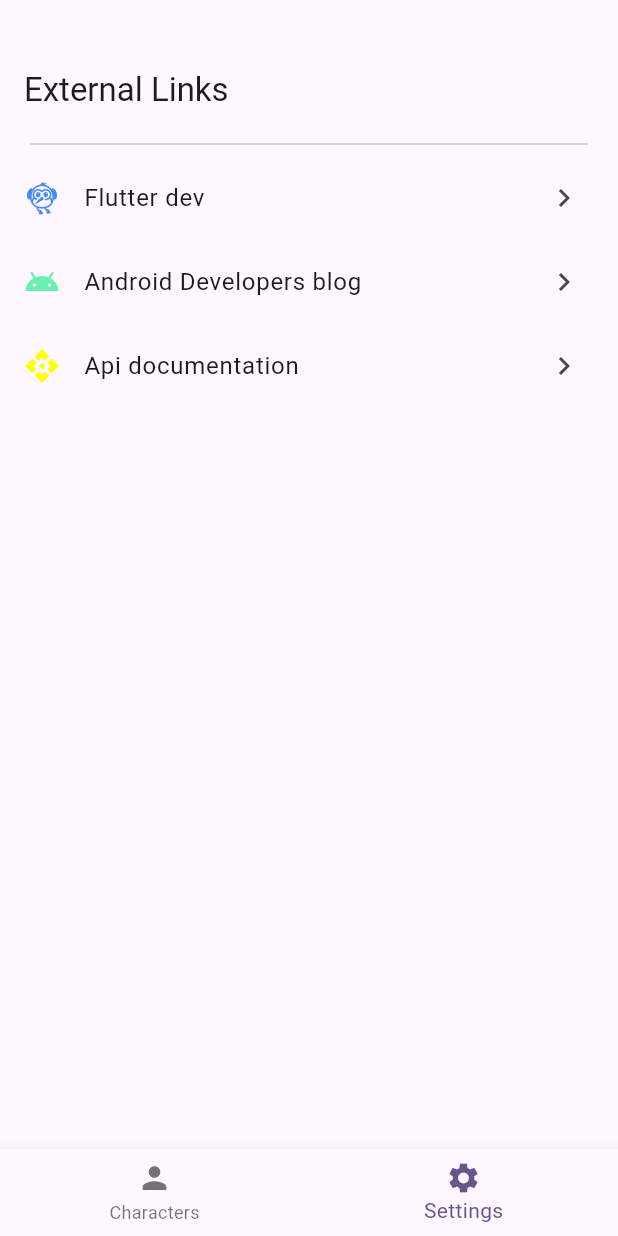
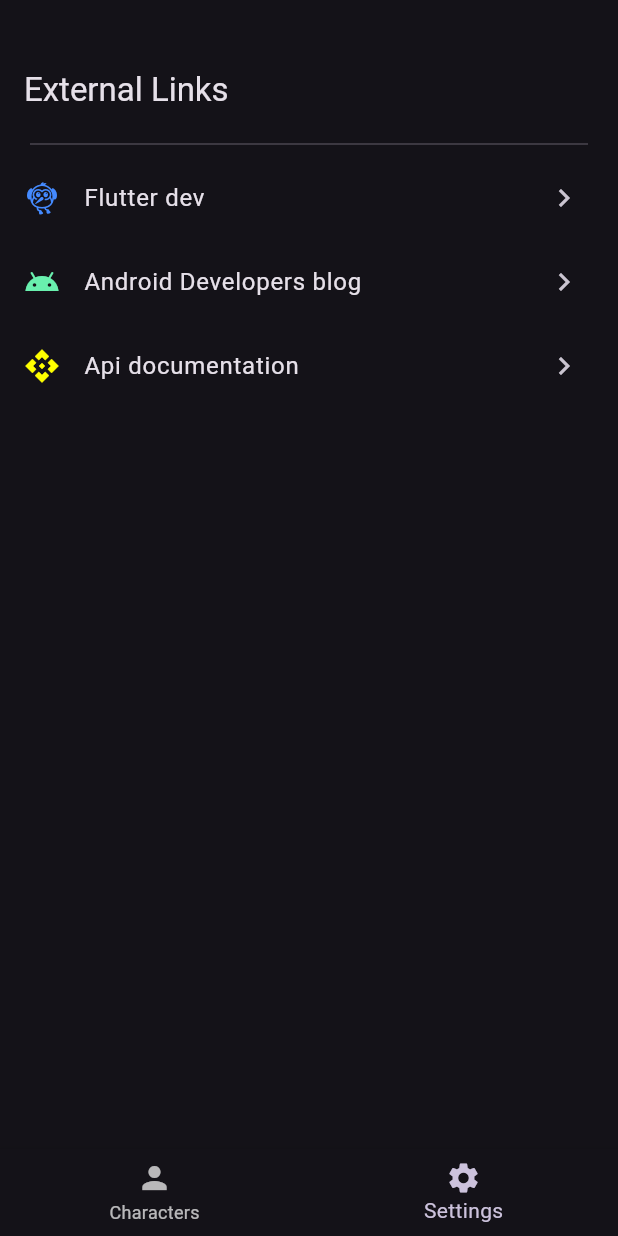
Before and after one commit to DevEgF/Rick_N_Morty_App_CrossPlataform_Flutter, a Flutter app: the screen it shows after launch, item 2 of the bottom bar chosen, on a phone screen of 412 x 824 dp. Run offline on Flutter 3.47's test engine with Material 2 defaults, Android fonts, the phone set to English and light mode, and no system bars; our stand-ins replace bloc_concurrency, dio, equatable, flutter_bloc, get_it, google_fonts and 3 more; network calls fail.

Commit message:
themes creation

```diff
--- a/lib/main.dart
+++ b/lib/main.dart
@@ -1,6 +1,8 @@
 import 'package:flutter/material.dart';
 import 'package:ricky_n_morty_aap/home/page/home_page.dart';
 import 'package:ricky_n_morty_aap/injection.dart';
+import 'package:ricky_n_morty_aap/shared/theme/application_theme.dart';
+import 'package:ricky_n_morty_aap/shared/theme/data/app_theme.dart';
 
 void main() {
   WidgetsFlutterBinding.ensureInitialized();
@@ -15,10 +17,7 @@ class RickyAndMortyApp extends StatelessWidget {
   Widget build(BuildContext context) {
     return MaterialApp(
       title: 'RickAndMortyApp',
-      theme: ThemeData(
-        colorScheme: ColorScheme.fromSeed(seedColor: Colors.deepPurple),
-        useMaterial3: true,
-      ),
+      theme: ApplicationTheme.themes[AppTheme.dark]?.themeData,
       home: const HomePage(),
     );
   }
--- /dev/null
+++ b/lib/shared/theme/application_theme.dart
@@ -0,0 +1,67 @@
+import 'package:flutter/material.dart';
+import 'package:google_fonts/google_fonts.dart';
+import 'package:ricky_n_morty_aap/shared/theme/data/app_theme.dart';
+import 'package:ricky_n_morty_aap/shared/theme/data/app_theme_model.dart';
+
+class ApplicationTheme {
+  static final themes = {
+    AppTheme.light: AppThemeModel(
+      theme: AppTheme.light,
+      themeData: ThemeData(
+        useMaterial3: true,
+        brightness: Brightness.light,
+        cardTheme: const CardTheme(
+          elevation: 4.0,
+        ),
+      ),
+    ),
+    AppTheme.dark: AppThemeModel(
+      theme: AppTheme.light,
+      themeData: ThemeData(
+        useMaterial3: true,
+        brightness: Brightness.dark,
+        cardTheme: const CardTheme(
+          elevation: 4.0,
+        ),
+      ),
+    ),
+    AppTheme.halloween: AppThemeModel(
+      theme: AppTheme.halloween,
+      themeData: ThemeData(
+        useMaterial3: true,
+        scaffoldBackgroundColor: Colors.orange[100],
+        textTheme: GoogleFonts.emilysCandyTextTheme(),
+        colorScheme: ColorScheme.fromSwatch(
+          primarySwatch: Colors.orange,
+        ),
+      ),
+    ),
+    AppTheme.piano: AppThemeModel(
+      theme: AppTheme.piano,
+      themeData: ThemeData(
+          useMaterial3: true,
+          scaffoldBackgroundColor: Colors.white,
+          textTheme: GoogleFonts.aclonicaTextTheme(),
+          cardTheme: const CardTheme(
+            elevation: 4.0,
+            color: Colors.white,
+          ),
+          colorScheme: ColorScheme.fromSwatch(
+              primarySwatch: const MaterialColor(
+            0xFF000000,
+            <int, Color>{
+              50: Color(0xFF000000),
+              100: Color(0xFF000000),
+              200: Color(0xFF000000),
+              300: Color(0xFF000000),
+              400: Color(0xFF000000),
+              500: Color(0xFF000000),
+              600: Color(0xFF000000),
+              700: Color(0xFF000000),
+              800: Color(0xFF000000),
+              900: Color(0xFF000000),
+            },
+          ))),
+    ),
+  };
+}
--- /dev/null
+++ b/lib/shared/theme/data/app_theme.dart
@@ -0,0 +1,10 @@
+enum AppTheme {
+  light('Light'),
+  dark('Dark'),
+  halloween('Halloween'),
+  piano('Piano');
+
+  const AppTheme(this.title);
+
+  final String title;
+}
--- /dev/null
+++ b/lib/shared/theme/data/app_theme_model.dart
@@ -0,0 +1,12 @@
+import 'package:flutter/material.dart';
+import 'package:ricky_n_morty_aap/shared/theme/data/app_theme.dart';
+
+class AppThemeModel {
+  AppThemeModel({
+    required this.theme,
+    required this.themeData,
+  });
+
+  final AppTheme theme;
+  final ThemeData themeData;
+}
--- a/pubspec.yaml
+++ b/pubspec.yaml
@@ -47,6 +47,8 @@ dependencies:
   bloc_concurrency: ^0.2.2
   stream: ^3.0.3
   url_launcher: ^6.2.0
+  google_fonts: ^4.0.4
+  shared_preferences: ^2.2.2
 
 dev_dependencies:
   flutter_test:
```
Also changed, not shown: pubspec.lock.
